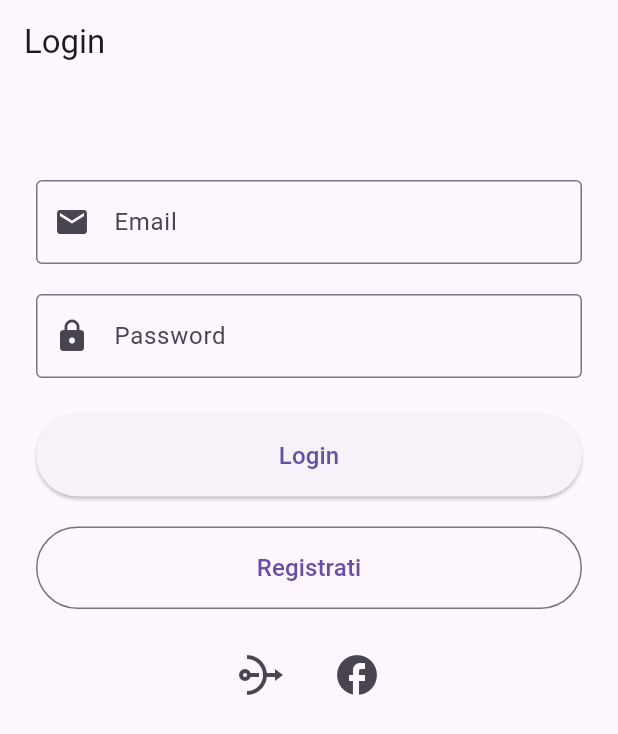
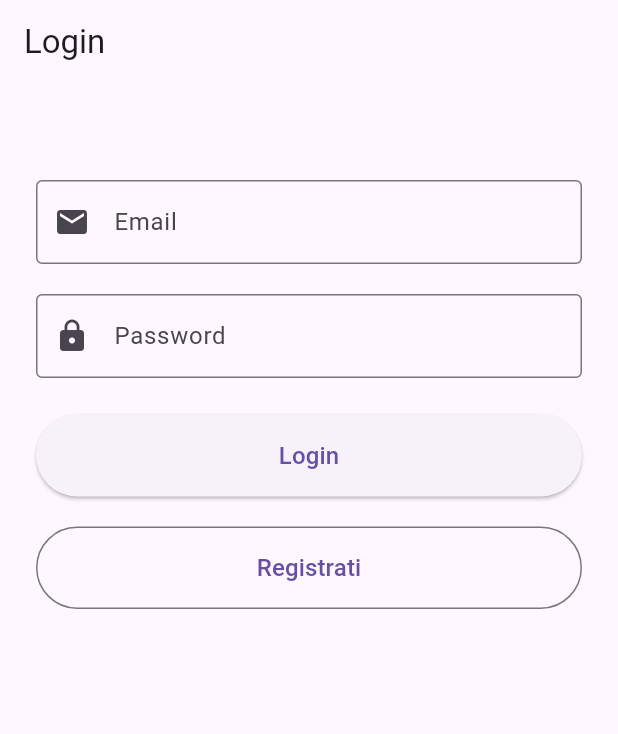
Before and after one commit to fragarray/galleria, a Flutter app: the screen it shows after launch, on a phone screen of 412 x 824 dp. Shown: the top 734 px of the screen. Run offline on Flutter 3.47's test engine with Material 3 defaults, Android fonts, the phone set to English and light mode, and no system bars; our stand-ins replace image_picker, share_plus, supabase_flutter; accounts and stored records are empty.

Commit message:
Remove social login functionality from LoginPage

```diff
--- a/lib/loginPage.dart
+++ b/lib/loginPage.dart
@@ -14,25 +14,6 @@ class _LoginPageState extends State<LoginPage> {
   final _supabase = Supabase.instance.client;
   bool _isLoading = false;
   String? _errorMessage;
-
-  Future<void> _signInWithProvider(String provider) async {
-    setState(() {
-      _isLoading = true;
-      _errorMessage = null;
-    });
-    try {
-      await _supabase.auth.signInWithOAuth(
-        OAuthProvider.google,
-        redirectTo: 'https://kzfgijyfzjamvcglkxgu.supabase.co/auth/v1/callback',
-      ); // esempio per Google
-    } on AuthException catch (e) {
-      setState(() => _errorMessage = e.message);
-    } catch (e) {
-      setState(() => _errorMessage = 'Errore durante il login social');
-    } finally {
-      setState(() => _isLoading = false);
-    }
-  }
 
   Future<void> _registraUtente() async {
     setState(() {
@@ -145,30 +126,6 @@ class _LoginPageState extends State<LoginPage> {
               ),
               child: const Text('Registrati', style: TextStyle(fontSize: 16)),
             ),
-            // ...existing code...
-            const SizedBox(height: 20),
-            Row(
-              mainAxisAlignment: MainAxisAlignment.center,
-              children: [
-                IconButton(
-                  icon: Icon(Icons.nat, size: 32),
-                  onPressed: _isLoading
-                      ? null
-                      : () => _signInWithProvider('google'),
-                  tooltip: 'Accedi con Google',
-                ),
-                const SizedBox(width: 16),
-                IconButton(
-                  icon: Icon(Icons.facebook, size: 32),
-                  onPressed: _isLoading
-                      ? null
-                      : () => _signInWithProvider('facebook'),
-                  tooltip: 'Accedi con Facebook',
-                ),
-              ],
-            ),
-
-            // ...existing code...
           ],
         ),
       ),
```
Also changed, not shown: 1 other file.
